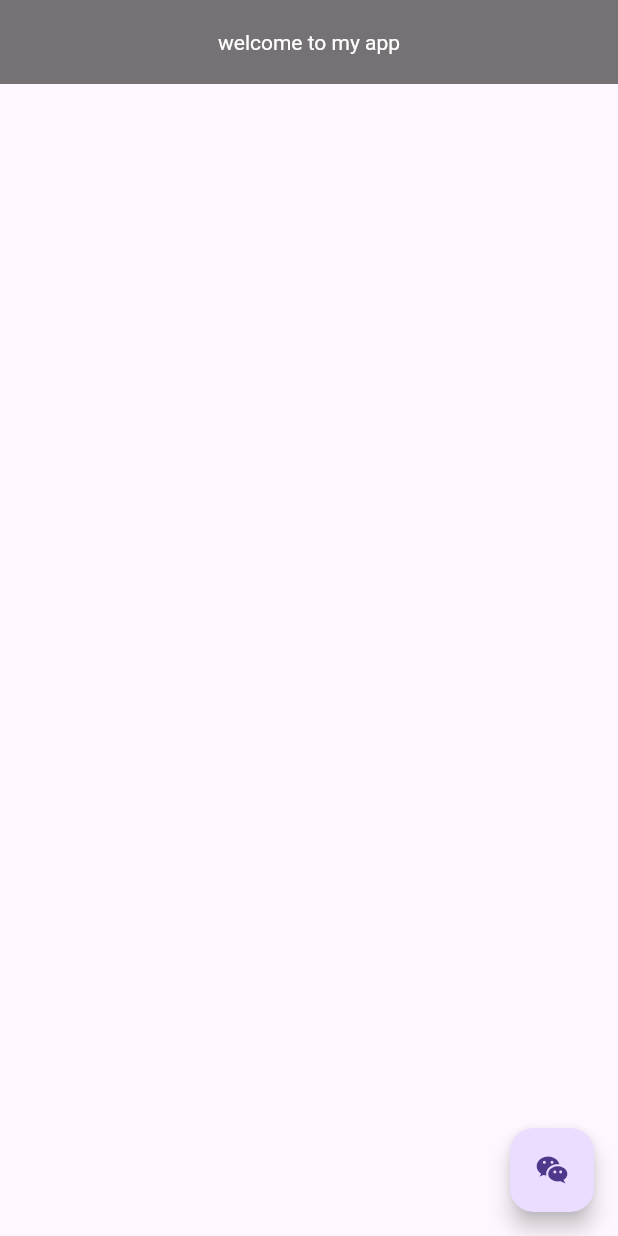
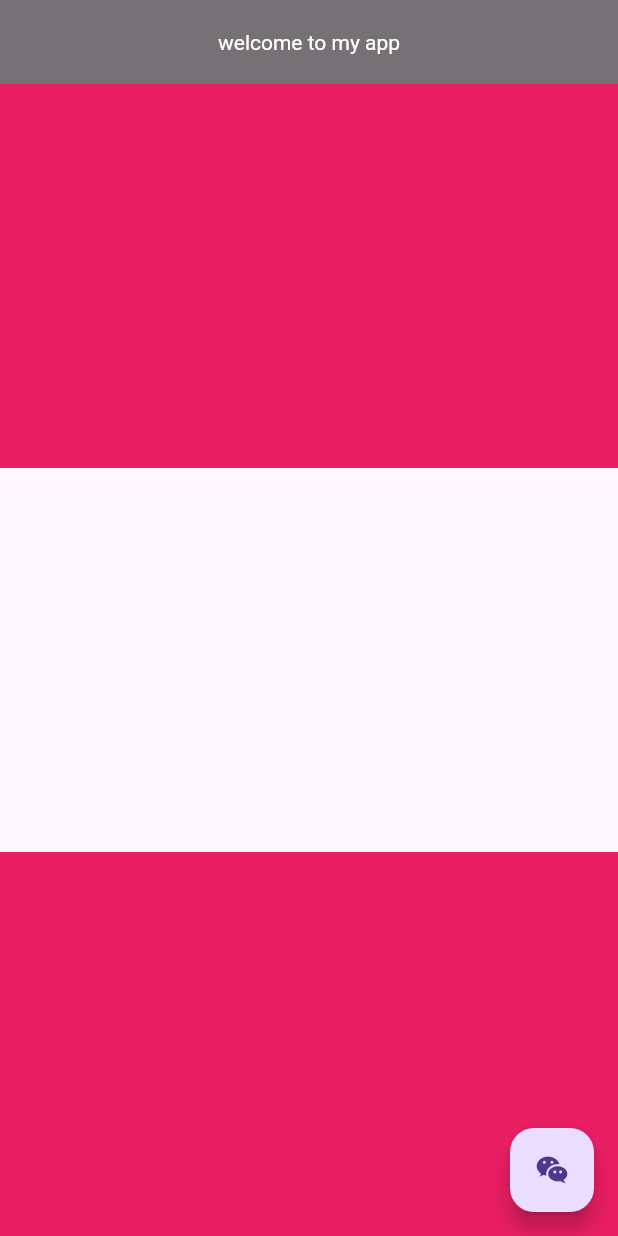
Before and after one commit to faria087/flutter, a Flutter app: the screen it shows after launch, on a phone screen of 412 x 824 dp. Run offline on Flutter 3.47's test engine with Material 3 defaults, Android fonts, the phone set to English and light mode, and no system bars.

Commit message:
expanded+spacer

```diff
--- a/lib/home/screen.dart
+++ b/lib/home/screen.dart
@@ -390,22 +390,17 @@ class _HscreenState extends State<Hscreen> {
       //     ],
       //   ),
       // ),
-      body: SizedBox(
-        height: 20,
-        child: ListView(
-          // scrollDirection: Axis.vertical,
-          padding: EdgeInsets.symmetric(vertical: 10),
-          children: [
-            //
-            for (int i = 0; i < 100; i++)
-              ListTile(
-                title: Text('maerry cury'),
-                subtitle: Text('helloo im a nothing'),
-                leading: CircleAvatar(),
-                trailing: Icon(Icons.done),
-              ),
-          ],
-        ),
+      //
+      body: Column(
+        children: [
+          Expanded(
+            child: Container(color: Colors.pink, width: double.infinity),
+          ),
+          Spacer(),
+          Expanded(
+            child: Container(color: Colors.pink, width: double.infinity),
+          ),
+        ],
       ),
     );
   }
```
